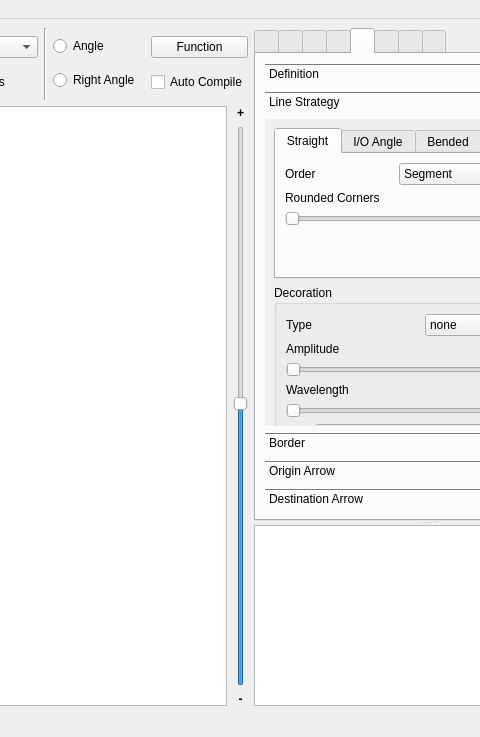
Old version of the form main.ui in the repository csekri/tkzgeom; both pictures show x 503 to 983 and y 0 to 737 of the 1272 by 737 pixel window.
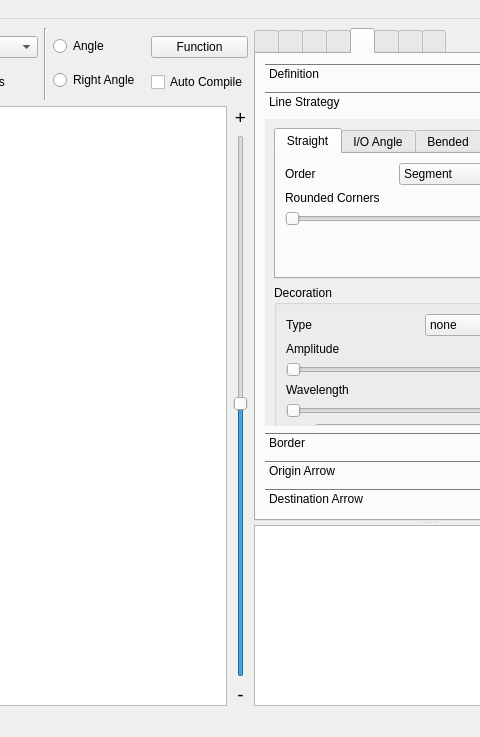
New version of the form. The open tabs and pages were chosen to show the change. Icons and pictures are not drawn.

```diff
--- a/main.ui
+++ b/main.ui
@@ -389,7 +389,7 @@
             <item>
              <widget class="QLabel" name="label_72">
               <property name="text">
-               <string>&lt;html&gt;&lt;head/&gt;&lt;body&gt;&lt;p align=&quot;center&quot;&gt;&lt;span style=&quot; font-weight:600;&quot;&gt;+&lt;/span&gt;&lt;/p&gt;&lt;/body&gt;&lt;/html&gt;</string>
+               <string>&lt;html&gt;&lt;head/&gt;&lt;body&gt;&lt;p align=&quot;center&quot;&gt;&lt;span style=&quot; font-size:14pt;&quot;&gt;+&lt;/span&gt;&lt;/p&gt;&lt;/body&gt;&lt;/html&gt;</string>
               </property>
              </widget>
             </item>
@@ -406,7 +406,7 @@
             <item>
              <widget class="QLabel" name="label_73">
               <property name="text">
-               <string>&lt;html&gt;&lt;head/&gt;&lt;body&gt;&lt;p align=&quot;center&quot;&gt;&lt;span style=&quot; font-weight:600;&quot;&gt;-&lt;/span&gt;&lt;/p&gt;&lt;/body&gt;&lt;/html&gt;</string>
+               <string>&lt;html&gt;&lt;head/&gt;&lt;body&gt;&lt;p align=&quot;center&quot;&gt;&lt;span style=&quot; font-size:14pt;&quot;&gt;-&lt;/span&gt;&lt;/p&gt;&lt;/body&gt;&lt;/html&gt;</string>
               </property>
              </widget>
             </item>
```
Left out of the diff: 4 changed lines with no effect on the pictures.
